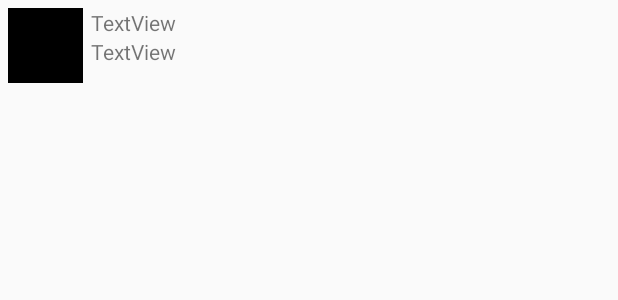
After one commit to gretabrowne/SimpleTweet, an Android app: the layout item_tweet.xml on its own in the app's theme, with its tools: preview values and no code run, on a phone screen of 412 x 824 dp. The commit adds this screen. Shown: the top 300 px of the screen. Run offline under Robolectric (Android 15) with nearby library versions, the phone set to English and light mode, and no system bars.

Commit message:
commit working tweet timeline with black images

```diff
--- a/app/src/main/java/com/codepath/apps/restclienttemplate/models/Tweet.java
+++ b/app/src/main/java/com/codepath/apps/restclienttemplate/models/Tweet.java
@@ -12,13 +12,13 @@ public class Tweet {
     public String createdAt;
 
     // deserialize the data
-    public static Tweet fromJSONObject(JSONObject jsonObject) throws JSONException {
+    public static Tweet fromJSON(JSONObject jsonObject) throws JSONException {
         Tweet tweet = new Tweet();
 
         // extract values from JSON
         tweet.body = jsonObject.getString("text");
         tweet.uid = jsonObject.getLong("id");
-        tweet.createdAt = jsonObject.getString("created at");
+        tweet.createdAt = jsonObject.getString("created_at");
         tweet.user = User.fromJSON(jsonObject.getJSONObject("user"));
         return tweet;
     }
--- /dev/null
+++ b/app/src/main/res/layout/item_tweet.xml
@@ -0,0 +1,33 @@
+<?xml version="1.0" encoding="utf-8"?>
+<RelativeLayout xmlns:android="http://schemas.android.com/apk/res/android"
+    xmlns:app="http://schemas.android.com/apk/res-auto"
+    android:layout_width="match_parent"
+    android:layout_margin="5dp"
+    android:layout_height="wrap_content">
+
+    <ImageView
+        android:id="@+id/ivProfileImage"
+        android:layout_width="50dp"
+        android:layout_height="50dp"
+        android:layout_alignParentStart="true"
+        android:layout_alignParentTop="true"
+        app:srcCompat="@android:color/black" />
+
+    <TextView
+        android:id="@+id/tvUserName"
+        android:layout_width="wrap_content"
+        android:layout_height="wrap_content"
+        android:layout_alignParentTop="true"
+        android:layout_marginLeft="5dp"
+        android:layout_toEndOf="@+id/ivProfileImage"
+        android:text="TextView" />
+
+    <TextView
+        android:id="@+id/tvBody"
+        android:layout_width="wrap_content"
+        android:layout_height="31dp"
+        android:layout_below="@+id/tvUserName"
+        android:layout_marginLeft="5dp"
+        android:layout_toEndOf="@+id/ivProfileImage"
+        android:text="TextView" />
+</RelativeLayout>
```
Also changed, not shown: app/src/main/java/com/codepath/apps/restclienttemplate/TimelineActivity.java (+36 -3 lines), app/src/main/java/com/codepath/apps/restclienttemplate/TweetAdapter.java (added, +67 -0 lines).
